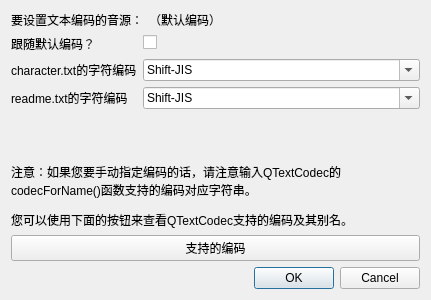
Qt form VoiceBankUtils/textcodecsettingdialog.ui (shine5402/VoicebankManager) before a commit.
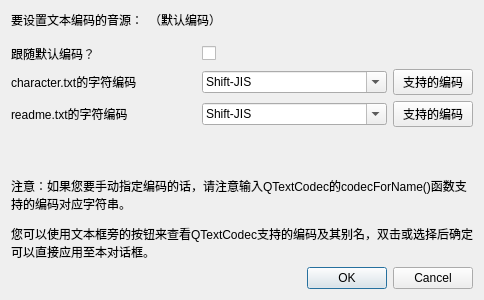
The same form after that commit.

Commit message: 修改编码指定对话框逻辑

Patch:
```diff
--- a/VoiceBankUtils/textcodecsettingdialog.ui
+++ b/VoiceBankUtils/textcodecsettingdialog.ui
@@ -6,72 +6,27 @@
    <rect>
     <x>0</x>
     <y>0</y>
-    <width>431</width>
+    <width>484</width>
     <height>300</height>
    </rect>
   </property>
   <property name="windowTitle">
    <string>文本编码设定</string>
   </property>
-  <layout class="QGridLayout" name="gridLayout" rowstretch="0,1,0,0,0" columnstretch="0,1">
-   <item row="0" column="0">
-    <widget class="QLabel" name="label">
-     <property name="text">
-      <string>要设置文本编码的音源：</string>
-     </property>
-    </widget>
-   </item>
-   <item row="0" column="1">
-    <widget class="QLabel" name="voiceBankLabel">
-     <property name="text">
-      <string>（默认编码）</string>
-     </property>
-    </widget>
-   </item>
+  <layout class="QGridLayout" name="gridLayout_2" columnstretch="0,1">
    <item row="1" column="0" colspan="2">
-    <layout class="QFormLayout" name="formLayout">
-     <item row="1" column="0">
-      <widget class="QLabel" name="characterTxtLabel">
-       <property name="text">
-        <string>character.txt的字符编码</string>
-       </property>
-      </widget>
-     </item>
-     <item row="1" column="1">
-      <widget class="QComboBox" name="characterTxtComboBox">
-       <property name="editable">
-        <bool>true</bool>
-       </property>
-       <item>
-        <property name="text">
-         <string>Shift-JIS</string>
-        </property>
-       </item>
-       <item>
-        <property name="text">
-         <string>GB18030</string>
-        </property>
-       </item>
-       <item>
-        <property name="text">
-         <string>Big5</string>
-        </property>
-       </item>
-       <item>
-        <property name="text">
-         <string>UTF-8</string>
-        </property>
-       </item>
-      </widget>
-     </item>
-     <item row="2" column="0">
+    <layout class="QGridLayout" name="gridLayout" columnstretch="1,1,0">
+     <property name="topMargin">
+      <number>10</number>
+     </property>
+     <item row="3" column="0">
       <widget class="QLabel" name="readmeTxtLabel">
        <property name="text">
         <string>readme.txt的字符编码</string>
        </property>
       </widget>
      </item>
-     <item row="2" column="1">
+     <item row="3" column="1">
       <widget class="QComboBox" name="readmeTxtComboBox">
        <property name="editable">
         <bool>true</bool>
@@ -105,11 +60,83 @@
        </property>
       </widget>
      </item>
-     <item row="0" column="1">
+     <item row="1" column="0">
+      <widget class="QLabel" name="characterTxtLabel">
+       <property name="text">
+        <string>character.txt的字符编码</string>
+       </property>
+      </widget>
+     </item>
+     <item row="1" column="1">
+      <widget class="QComboBox" name="characterTxtComboBox">
+       <property name="editable">
+        <bool>true</bool>
+       </property>
+       <item>
+        <property name="text">
+         <string>Shift-JIS</string>
+        </property>
+       </item>
+       <item>
+        <property name="text">
+         <string>GB18030</string>
+        </property>
+       </item>
+       <item>
+        <property name="text">
+         <string>Big5</string>
+        </property>
+       </item>
+       <item>
+        <property name="text">
+         <string>UTF-8</string>
+        </property>
+       </item>
+      </widget>
+     </item>
+     <item row="0" column="1" colspan="2">
       <widget class="QCheckBox" name="followDefaultTextCodecCheckBox"/>
      </item>
+     <item row="3" column="2">
+      <widget class="QPushButton" name="availableCodecButton_Readme">
+       <property name="text">
+        <string>支持的编码</string>
+       </property>
+      </widget>
+     </item>
+     <item row="1" column="2">
+      <widget class="QPushButton" name="availableCodecButton_Character">
+       <property name="text">
+        <string>支持的编码</string>
+       </property>
+      </widget>
+     </item>
     </layout>
    </item>
+   <item row="0" column="0">
+    <widget class="QLabel" name="label">
+     <property name="text">
+      <string>要设置文本编码的音源：</string>
+     </property>
+    </widget>
+   </item>
+   <item row="0" column="1">
+    <widget class="QLabel" name="voiceBankLabel">
+     <property name="text">
+      <string>（默认编码）</string>
+     </property>
+    </widget>
+   </item>
+   <item row="3" column="0" colspan="2">
+    <widget class="QLabel" name="label_2">
+     <property name="text">
+      <string>&lt;html&gt;&lt;head/&gt;&lt;body&gt;&lt;p&gt;注意：如果您要手动指定编码的话，请注意输入QTextCodec的codecForName()函数支持的编码对应字符串。&lt;/p&gt;&lt;p&gt;您可以使用文本框旁的按钮来查看QTextCodec支持的编码及其别名，双击或选择后确定可以直接应用至本对话框。&lt;/p&gt;&lt;/body&gt;&lt;/html&gt;</string>
+     </property>
+     <property name="wordWrap">
+      <bool>true</bool>
+     </property>
+    </widget>
+   </item>
    <item row="4" column="0" colspan="2">
     <widget class="QDialogButtonBox" name="buttonBox">
      <property name="orientation">
@@ -121,21 +148,17 @@
     </widget>
    </item>
    <item row="2" column="0" colspan="2">
-    <widget class="QLabel" name="label_2">
-     <property name="text">
-      <string>&lt;html&gt;&lt;head/&gt;&lt;body&gt;&lt;p&gt;注意：如果您要手动指定编码的话，请注意输入QTextCodec的codecForName()函数支持的编码对应字符串。&lt;/p&gt;&lt;p&gt;您可以使用下面的按钮来查看QTextCodec支持的编码及其别名。&lt;/p&gt;&lt;/body&gt;&lt;/html&gt;</string>
+    <spacer name="verticalSpacer">
+     <property name="orientation">
+      <enum>Qt::Vertical</enum>
      </property>
-     <property name="wordWrap">
-      <bool>true</bool>
+     <property name="sizeHint" stdset="0">
+      <size>
+       <width>20</width>
+       <height>40</height>
+      </size>
      </property>
-    </widget>
-   </item>
-   <item row="3" column="0" colspan="2">
-    <widget class="QPushButton" name="availableCodecButton">
-     <property name="text">
-      <string>支持的编码</string>
-     </property>
-    </widget>
+    </spacer>
    </item>
   </layout>
  </widget>
```
The commit also changes 5 other files.
